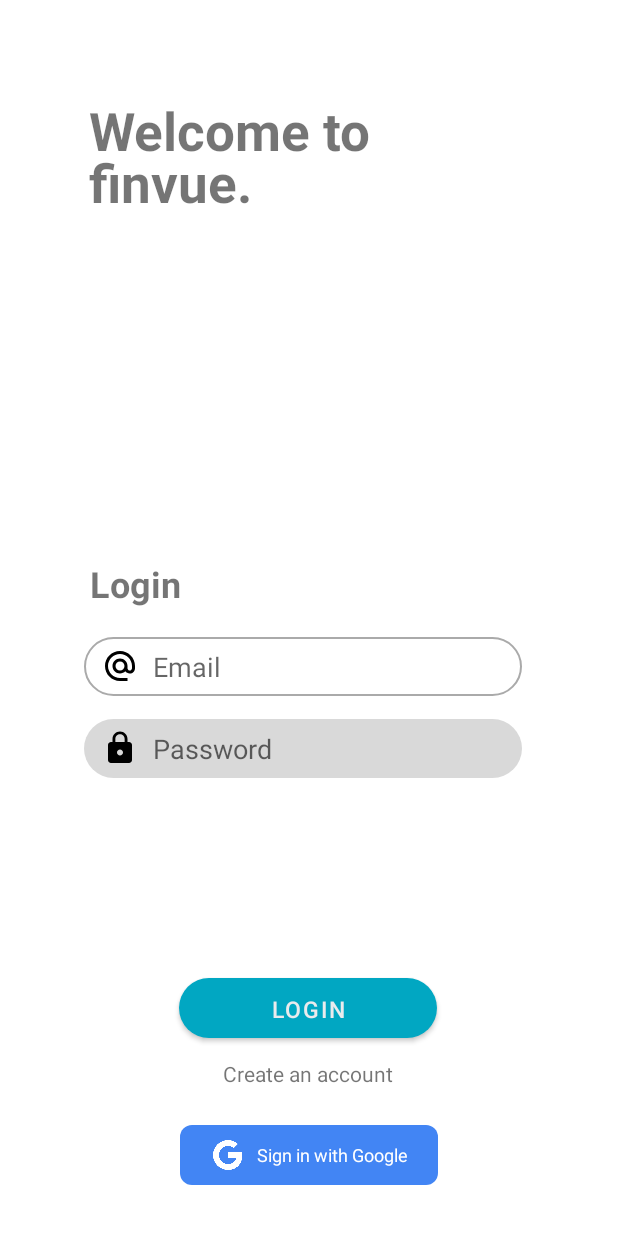
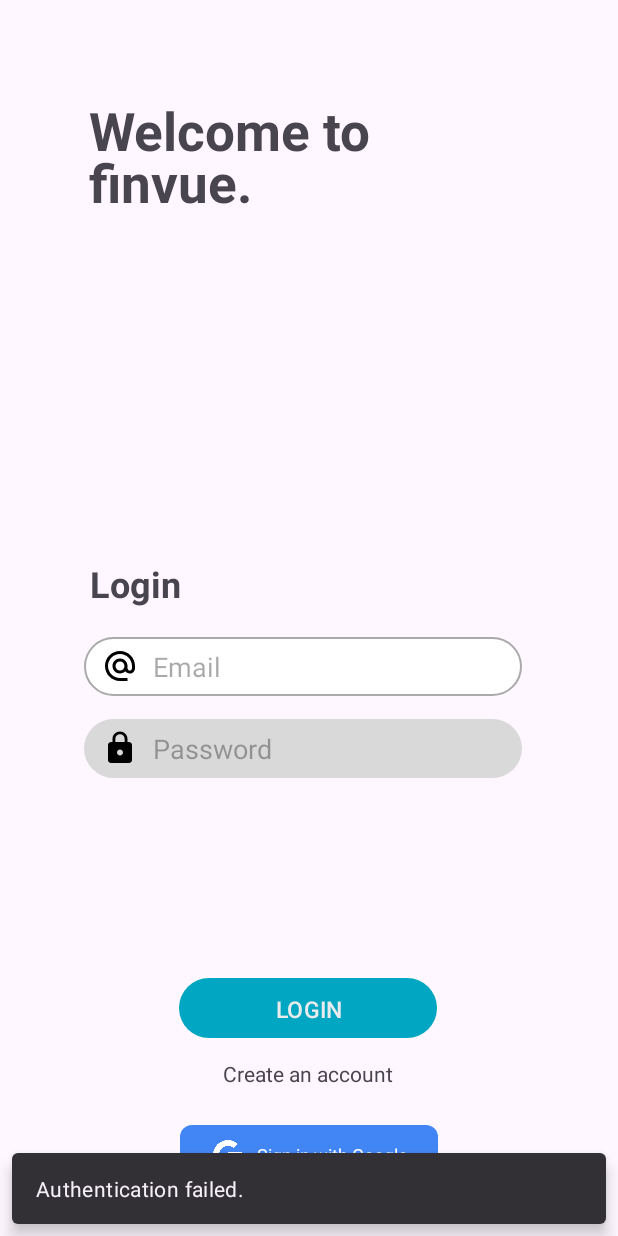
Before and after one commit to dumdles/finvue, an Android app: the screen it shows after launch (LoginActivity), after a tap on "LOGIN", on a phone screen of 412 x 824 dp. Run offline under Robolectric (Android 15) with nearby library versions, the phone set to English and light mode, and no system bars; our stand-ins replace Firebase (no records; nobody signed in at launch, a user with empty details on screens opened directly).

Commit message:
Updated to Material 3 framework for more modern UI, and increased layout_height of Bottom Nav Bar

```diff
--- a/app/src/main/java/com/sp/finvue/LoginActivity.java
+++ b/app/src/main/java/com/sp/finvue/LoginActivity.java
@@ -23,6 +23,7 @@ import com.google.android.gms.auth.api.signin.GoogleSignInOptions;
 import com.google.android.gms.common.api.ApiException;
 import com.google.android.gms.tasks.OnCompleteListener;
 import com.google.android.gms.tasks.Task;
+import com.google.android.material.snackbar.Snackbar;
 import com.google.firebase.auth.AuthCredential;
 import com.google.firebase.auth.AuthResult;
 import com.google.firebase.auth.FirebaseAuth;
@@ -88,8 +89,9 @@ public class LoginActivity extends AppCompatActivity {
                         if (task.isSuccessful()) {
                             // Sign in success
                             Log.d(TAG, "signInWithEmail:success");
-                            Toast.makeText(LoginActivity.this, "Logged in",
-                                    Toast.LENGTH_SHORT).show();
+//                            Toast.makeText(LoginActivity.this, "Logged in",
+//                                    Toast.LENGTH_SHORT).show();
+                            showSnackbar("Logged in");
                             FirebaseUser user = mAuth.getCurrentUser();
                             // Update UI or navigate to the next activity
                             startActivity(new Intent(LoginActivity.this, HomeActivity.class));
@@ -98,8 +100,10 @@ public class LoginActivity extends AppCompatActivity {
                         } else {
                             // If sign in fails, display a message to the user.
                             Log.w(TAG, "signInWithEmail:failure", task.getException());
-                            Toast.makeText(LoginActivity.this, "Authentication failed.",
-                                    Toast.LENGTH_SHORT).show();
+//                            Toast.makeText(LoginActivity.this, "Authentication failed.",
+//                                    Toast.LENGTH_SHORT).show();
+                            showSnackbar("Authentication failed.");
+
                             // updateUI(null);
                         }
                     }
@@ -133,7 +137,8 @@ public class LoginActivity extends AppCompatActivity {
                 Log.e(TAG, "Google Sign-in failed with error code: " + e.getStatusCode(), e);
 
                 // Google Sign-in failed, update UI appropriately
-                Toast.makeText(this, "Google Sign-in failed", Toast.LENGTH_SHORT).show();
+//                Toast.makeText(this, "Google Sign-in failed", Toast.LENGTH_SHORT).show();
+                showSnackbar("Google Sign-in failed");
             }
         }
     }
@@ -147,8 +152,9 @@ public class LoginActivity extends AppCompatActivity {
                     public void onComplete(@NonNull Task<AuthResult> task) {
                         if (task.isSuccessful()) {
                             // Sign-in success
-                            Toast.makeText(LoginActivity.this, "Logged in with Google",
-                                    Toast.LENGTH_SHORT).show();
+//                            Toast.makeText(LoginActivity.this, "Logged in with Google",
+//                                    Toast.LENGTH_SHORT).show();
+                            showSnackbar("Logged in with Google");
                             FirebaseUser user = mAuth.getCurrentUser();
                             // Update UI or navigate to the next activity
                             startActivity(new Intent(LoginActivity.this, HomeActivity.class));
@@ -163,4 +169,8 @@ public class LoginActivity extends AppCompatActivity {
                 });
     }
 
+    private void showSnackbar(String message) {
+        Snackbar.make(findViewById(android.R.id.content), message, Snackbar.LENGTH_SHORT).show();
+    }
+
 }
--- a/app/src/main/res/layout/activity_home.xml
+++ b/app/src/main/res/layout/activity_home.xml
@@ -22,7 +22,7 @@
     <com.google.android.material.bottomnavigation.BottomNavigationView
         android:id="@+id/bottom_navview"
         android:layout_width="match_parent"
-        android:layout_height="60dp"
+        android:layout_height="75dp"
         app:layout_constraintBottom_toBottomOf="parent"
         app:layout_constraintEnd_toEndOf="parent"
         app:layout_constraintHorizontal_bias="0.5"
--- a/app/src/main/res/layout/fragment_news.xml
+++ b/app/src/main/res/layout/fragment_news.xml
@@ -7,7 +7,6 @@
     tools:context=".NewsFragment"
     android:background="#1b1b1b">
 
-    <!-- TODO: Update blank fragment layout -->
     <TextView
         android:id="@+id/news_title"
         android:layout_width="match_parent"
--- a/app/src/main/res/values/themes.xml
+++ b/app/src/main/res/values/themes.xml
@@ -1,6 +1,6 @@
 <resources xmlns:tools="http://schemas.android.com/tools">
     <!-- Base application theme. -->
-    <style name="Theme.Finvue" parent="Theme.MaterialComponents.DayNight.NoActionBar">
+    <style name="Theme.Finvue" parent="Theme.Material3.DayNight.NoActionBar">
         <!-- Primary brand color. -->
         <item name="colorPrimary">?attr/colorSecondary</item>
         <item name="colorPrimaryVariant">#A3BAC3</item>
```
